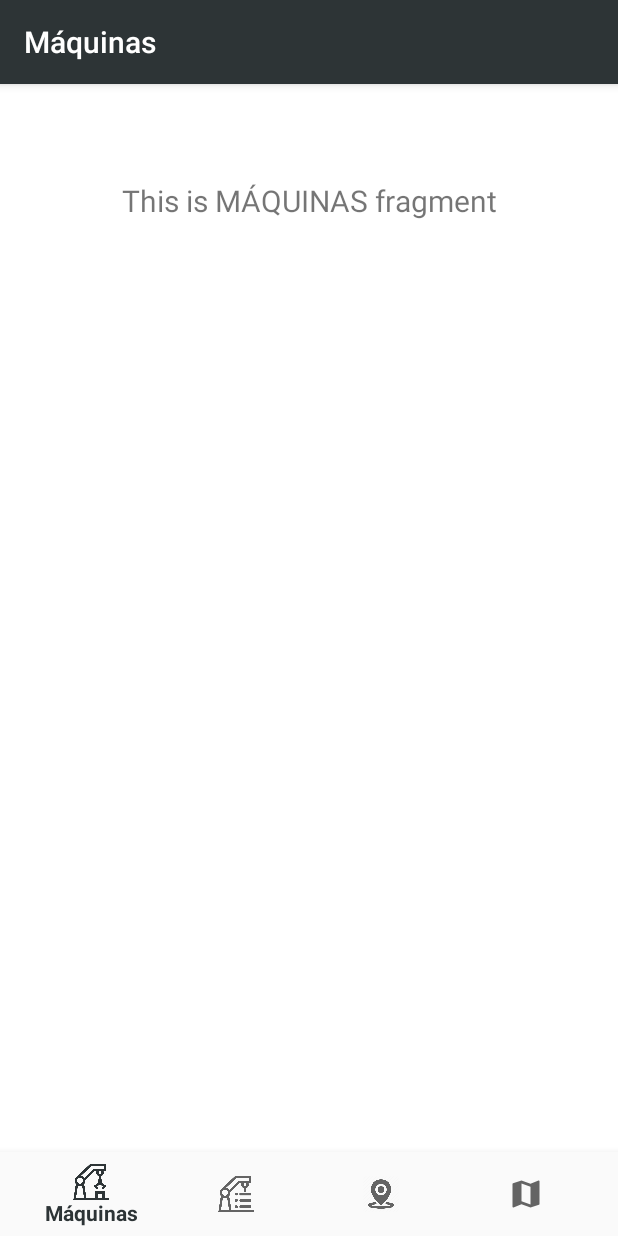
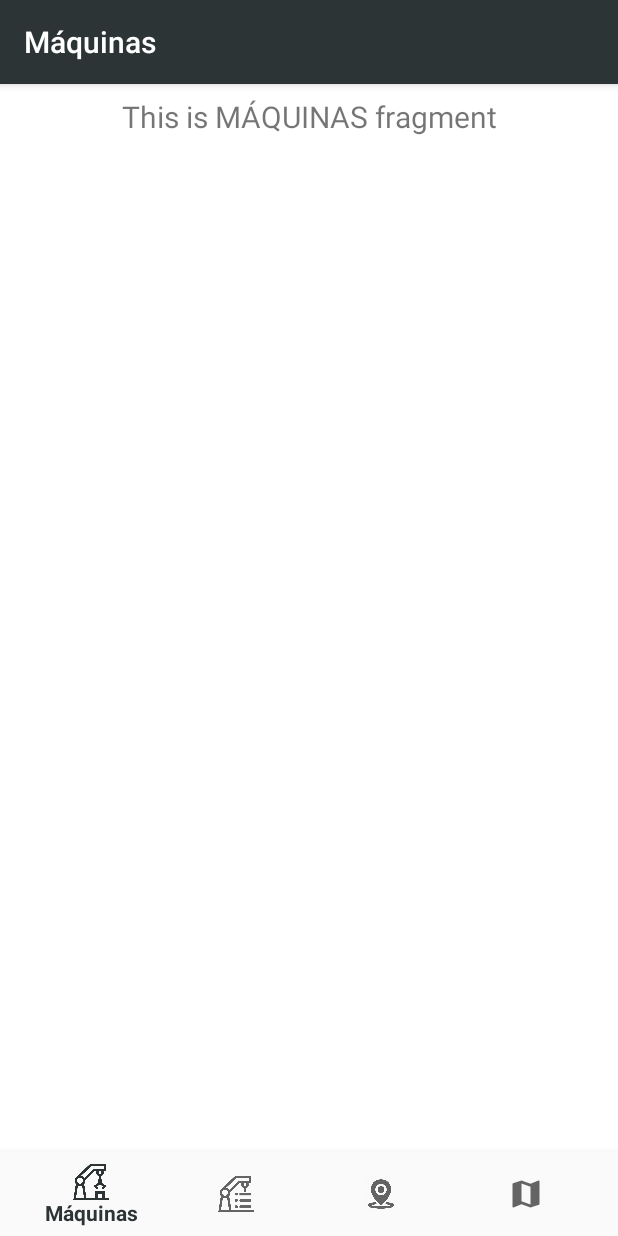
Before and after one commit to gerardroyo/MaquinasFinalProject, an Android app: the screen it shows after launch (MainActivity), on a phone screen of 412 x 824 dp. Run offline under Robolectric (Android 15) with nearby library versions, the phone set to English and light mode, and no system bars; our stand-ins replace navigation-ui.

Commit message:
linio del TOP arreglada

```diff
--- a/app/src/main/res/layout/activity_main.xml
+++ b/app/src/main/res/layout/activity_main.xml
@@ -5,8 +5,7 @@
     android:id="@+id/container"
     android:layout_width="match_parent"
     android:layout_height="match_parent"
-    android:background="#FFFFFF"
-    android:paddingTop="?attr/actionBarSize">
+    android:background="#FFFFFF">
 
     <com.google.android.material.bottomnavigation.BottomNavigationView
         android:id="@+id/nav_view"
```
